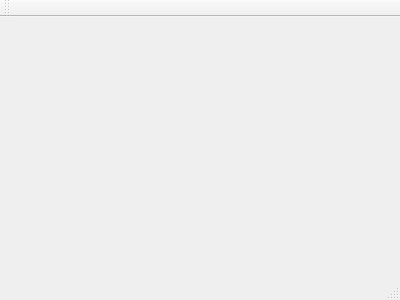
Before: the Qt Designer form mainwindow.ui in abdullahwaqar/qtCalculator, drawn with Qt 5.
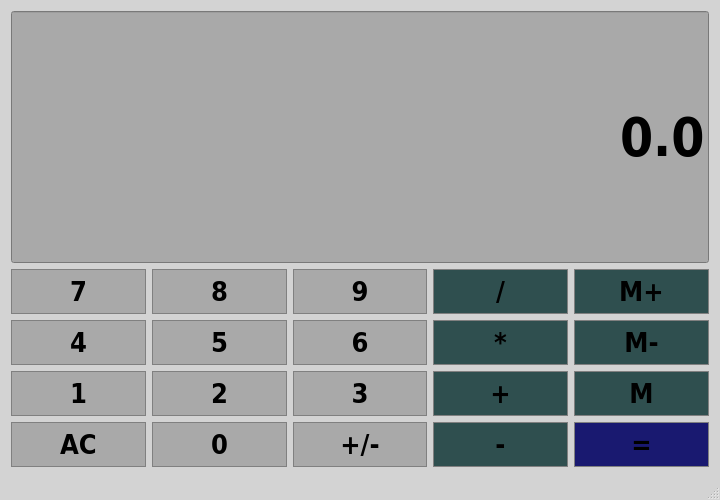
After: the same form once the commit is applied.

Commit message: base layout set

Patch:
```diff
--- a/mainwindow.ui
+++ b/mainwindow.ui
@@ -1,24 +1,959 @@
 <ui version="4.0">
  <class>MainWindow</class>
- <widget class="QMainWindow" name="MainWindow" >
-  <property name="geometry" >
+ <widget class="QMainWindow" name="MainWindow">
+  <property name="geometry">
    <rect>
     <x>0</x>
     <y>0</y>
-    <width>400</width>
-    <height>300</height>
+    <width>720</width>
+    <height>500</height>
    </rect>
   </property>
-  <property name="windowTitle" >
-   <string>MainWindow</string>
+  <property name="minimumSize">
+   <size>
+    <width>720</width>
+    <height>500</height>
+   </size>
   </property>
-  <widget class="QMenuBar" name="menuBar" />
-  <widget class="QToolBar" name="mainToolBar" />
-  <widget class="QWidget" name="centralWidget" />
-  <widget class="QStatusBar" name="statusBar" />
+  <property name="windowTitle">
+   <string>Calculator</string>
+  </property>
+  <property name="autoFillBackground">
+   <bool>false</bool>
+  </property>
+  <property name="styleSheet">
+   <string notr="true">QMainWindow {
+	background-color: #D3D3D3
+}</string>
+  </property>
+  <widget class="QWidget" name="centralWidget">
+   <layout class="QGridLayout" name="gridLayout">
+    <item row="1" column="3">
+     <widget class="QPushButton" name="ButtonDivide">
+      <property name="sizePolicy">
+       <sizepolicy hsizetype="Preferred" vsizetype="Preferred">
+        <horstretch>0</horstretch>
+        <verstretch>0</verstretch>
+       </sizepolicy>
+      </property>
+      <property name="font">
+       <font>
+        <family>DejaVu Sans Condensed</family>
+        <pointsize>20</pointsize>
+        <weight>75</weight>
+        <italic>false</italic>
+        <bold>true</bold>
+       </font>
+      </property>
+      <property name="styleSheet">
+       <string notr="true">QPushButton {
+	background-color: #2F4F4F;
+	border: 1px solid gray;
+	padding: 5px;
+	color: black
+}
+
+QPushButton:pressed {
+	background-color: #808080;
+	border: 1px solid gray;
+	padding: 5px;
+	color: black
+}</string>
+      </property>
+      <property name="text">
+       <string>/</string>
+      </property>
+      <property name="autoDefault">
+       <bool>false</bool>
+      </property>
+      <property name="default">
+       <bool>false</bool>
+      </property>
+     </widget>
+    </item>
+    <item row="1" column="0">
+     <widget class="QPushButton" name="Button7">
+      <property name="sizePolicy">
+       <sizepolicy hsizetype="Preferred" vsizetype="Preferred">
+        <horstretch>0</horstretch>
+        <verstretch>0</verstretch>
+       </sizepolicy>
+      </property>
+      <property name="baseSize">
+       <size>
+        <width>0</width>
+        <height>0</height>
+       </size>
+      </property>
+      <property name="font">
+       <font>
+        <family>DejaVu Sans Condensed</family>
+        <pointsize>20</pointsize>
+        <weight>75</weight>
+        <italic>false</italic>
+        <bold>true</bold>
+       </font>
+      </property>
+      <property name="styleSheet">
+       <string notr="true">QPushButton {
+	background-color: #A9A9A9;
+	border: 1px solid gray;
+	padding: 5px;
+	color: black
+}
+
+QPushButton:pressed {
+	background-color: #808080;
+	border: 1px solid gray;
+	padding: 5px;
+	color: black
+}</string>
+      </property>
+      <property name="text">
+       <string>7</string>
+      </property>
+      <property name="autoDefault">
+       <bool>false</bool>
+      </property>
+      <property name="default">
+       <bool>false</bool>
+      </property>
+     </widget>
+    </item>
+    <item row="1" column="2">
+     <widget class="QPushButton" name="Button9">
+      <property name="sizePolicy">
+       <sizepolicy hsizetype="Preferred" vsizetype="Preferred">
+        <horstretch>0</horstretch>
+        <verstretch>0</verstretch>
+       </sizepolicy>
+      </property>
+      <property name="font">
+       <font>
+        <family>DejaVu Sans Condensed</family>
+        <pointsize>20</pointsize>
+        <weight>75</weight>
+        <italic>false</italic>
+        <bold>true</bold>
+       </font>
+      </property>
+      <property name="styleSheet">
+       <string notr="true">QPushButton {
+	background-color: #A9A9A9;
+	border: 1px solid gray;
+	padding: 5px;
+	color: black
+}
+
+QPushButton:pressed {
+	background-color: #808080;
+	border: 1px solid gray;
+	padding: 5px;
+	color: black
+}</string>
+      </property>
+      <property name="text">
+       <string>9</string>
+      </property>
+      <property name="autoDefault">
+       <bool>false</bool>
+      </property>
+      <property name="default">
+       <bool>false</bool>
+      </property>
+     </widget>
+    </item>
+    <item row="1" column="1">
+     <widget class="QPushButton" name="Button8">
+      <property name="sizePolicy">
+       <sizepolicy hsizetype="Preferred" vsizetype="Preferred">
+        <horstretch>0</horstretch>
+        <verstretch>0</verstretch>
+       </sizepolicy>
+      </property>
+      <property name="font">
+       <font>
+        <family>DejaVu Sans Condensed</family>
+        <pointsize>20</pointsize>
+        <weight>75</weight>
+        <italic>false</italic>
+        <bold>true</bold>
+       </font>
+      </property>
+      <property name="styleSheet">
+       <string notr="true">QPushButton {
+	background-color: #A9A9A9;
+	border: 1px solid gray;
+	padding: 5px;
+	color: black
+}
+
+QPushButton:pressed {
+	background-color: #808080;
+	border: 1px solid gray;
+	padding: 5px;
+	color: black
+}</string>
+      </property>
+      <property name="text">
+       <string>8</string>
+      </property>
+      <property name="autoDefault">
+       <bool>false</bool>
+      </property>
+      <property name="default">
+       <bool>false</bool>
+      </property>
+     </widget>
+    </item>
+    <item row="1" column="4">
+     <widget class="QPushButton" name="ButtonMemAdd">
+      <property name="sizePolicy">
+       <sizepolicy hsizetype="Preferred" vsizetype="Preferred">
+        <horstretch>0</horstretch>
+        <verstretch>0</verstretch>
+       </sizepolicy>
+      </property>
+      <property name="font">
+       <font>
+        <family>DejaVu Sans Condensed</family>
+        <pointsize>20</pointsize>
+        <weight>75</weight>
+        <italic>false</italic>
+        <bold>true</bold>
+       </font>
+      </property>
+      <property name="styleSheet">
+       <string notr="true">QPushButton {
+	background-color: #2F4F4F;
+	border: 1px solid gray;
+	padding: 5px;
+	color: black
+}
+
+QPushButton:pressed {
+	background-color: #808080;
+	border: 1px solid gray;
+	padding: 5px;
+	color: black
+}</string>
+      </property>
+      <property name="text">
+       <string>M+</string>
+      </property>
+      <property name="autoDefault">
+       <bool>false</bool>
+      </property>
+      <property name="default">
+       <bool>false</bool>
+      </property>
+     </widget>
+    </item>
+    <item row="3" column="0">
+     <widget class="QPushButton" name="Button4">
+      <property name="sizePolicy">
+       <sizepolicy hsizetype="Preferred" vsizetype="Preferred">
+        <horstretch>0</horstretch>
+        <verstretch>0</verstretch>
+       </sizepolicy>
+      </property>
+      <property name="font">
+       <font>
+        <family>DejaVu Sans Condensed</family>
+        <pointsize>20</pointsize>
+        <weight>75</weight>
+        <italic>false</italic>
+        <bold>true</bold>
+       </font>
+      </property>
+      <property name="styleSheet">
+       <string notr="true">QPushButton {
+	background-color: #A9A9A9;
+	border: 1px solid gray;
+	padding: 5px;
+	color: black
+}
+
+QPushButton:pressed {
+	background-color: #808080;
+	border: 1px solid gray;
+	padding: 5px;
+	color: black
+}</string>
+      </property>
+      <property name="text">
+       <string>4</string>
+      </property>
+      <property name="autoDefault">
+       <bool>false</bool>
+      </property>
+      <property name="default">
+       <bool>false</bool>
+      </property>
+     </widget>
+    </item>
+    <item row="3" column="1">
+     <widget class="QPushButton" name="Button5">
+      <property name="sizePolicy">
+       <sizepolicy hsizetype="Preferred" vsizetype="Preferred">
+        <horstretch>0</horstretch>
+        <verstretch>0</verstretch>
+       </sizepolicy>
+      </property>
+      <property name="font">
+       <font>
+        <family>DejaVu Sans Condensed</family>
+        <pointsize>20</pointsize>
+        <weight>75</weight>
+        <italic>false</italic>
+        <bold>true</bold>
+       </font>
+      </property>
+      <property name="styleSheet">
+       <string notr="true">QPushButton {
+	background-color: #A9A9A9;
+	border: 1px solid gray;
+	padding: 5px;
+	color: black
+}
+
+QPushButton:pressed {
+	background-color: #808080;
+	border: 1px solid gray;
+	padding: 5px;
+	color: black
+}</string>
+      </property>
+      <property name="text">
+       <string>5</string>
+      </property>
+      <property name="autoDefault">
+       <bool>false</bool>
+      </property>
+      <property name="default">
+       <bool>false</bool>
+      </property>
+     </widget>
+    </item>
+    <item row="3" column="2">
+     <widget class="QPushButton" name="Button6">
+      <property name="sizePolicy">
+       <sizepolicy hsizetype="Preferred" vsizetype="Preferred">
+        <horstretch>0</horstretch>
+        <verstretch>0</verstretch>
+       </sizepolicy>
+      </property>
+      <property name="font">
+       <font>
+        <family>DejaVu Sans Condensed</family>
+        <pointsize>20</pointsize>
+        <weight>75</weight>
+        <italic>false</italic>
+        <bold>true</bold>
+       </font>
+      </property>
+      <property name="styleSheet">
+       <string notr="true">QPushButton {
+	background-color: #A9A9A9;
+	border: 1px solid gray;
+	padding: 5px;
+	color: black
+}
+
+QPushButton:pressed {
+	background-color: #808080;
+	border: 1px solid gray;
+	padding: 5px;
+	color: black
+}</string>
+      </property>
+      <property name="text">
+       <string>6</string>
+      </property>
+      <property name="autoDefault">
+       <bool>false</bool>
+      </property>
+      <property name="default">
+       <bool>false</bool>
+      </property>
+     </widget>
+    </item>
+    <item row="3" column="3">
+     <widget class="QPushButton" name="ButtonMultiply">
+      <property name="sizePolicy">
+       <sizepolicy hsizetype="Preferred" vsizetype="Preferred">
+        <horstretch>0</horstretch>
+        <verstretch>0</verstretch>
+       </sizepolicy>
+      </property>
+      <property name="font">
+       <font>
+        <family>DejaVu Sans Condensed</family>
+        <pointsize>20</pointsize>
+        <weight>75</weight>
+        <italic>false</italic>
+        <bold>true</bold>
+       </font>
+      </property>
+      <property name="styleSheet">
+       <string notr="true">QPushButton {
+	background-color: #2F4F4F;
+	border: 1px solid gray;
+	padding: 5px;
+	color: black
+}
+
+QPushButton:pressed {
+	background-color: #808080;
+	border: 1px solid gray;
+	padding: 5px;
+	color: black
+}</string>
+      </property>
+      <property name="text">
+       <string>*</string>
+      </property>
+      <property name="autoDefault">
+       <bool>false</bool>
+      </property>
+      <property name="default">
+       <bool>false</bool>
+      </property>
+     </widget>
+    </item>
+    <item row="3" column="4">
+     <widget class="QPushButton" name="ButtonMemClear">
+      <property name="sizePolicy">
+       <sizepolicy hsizetype="Preferred" vsizetype="Preferred">
+        <horstretch>0</horstretch>
+        <verstretch>0</verstretch>
+       </sizepolicy>
+      </property>
+      <property name="font">
+       <font>
+        <family>DejaVu Sans Condensed</family>
+        <pointsize>20</pointsize>
+        <weight>75</weight>
+        <italic>false</italic>
+        <bold>true</bold>
+       </font>
+      </property>
+      <property name="styleSheet">
+       <string notr="true">QPushButton {
+	background-color: #2F4F4F;
+	border: 1px solid gray;
+	padding: 5px;
+	color: black
+}
+
+QPushButton:pressed {
+	background-color: #808080;
+	border: 1px solid gray;
+	padding: 5px;
+	color: black
+}</string>
+      </property>
+      <property name="text">
+       <string>M-</string>
+      </property>
+      <property name="autoDefault">
+       <bool>false</bool>
+      </property>
+      <property name="default">
+       <bool>false</bool>
+      </property>
+     </widget>
+    </item>
+    <item row="4" column="0">
+     <widget class="QPushButton" name="Button1">
+      <property name="sizePolicy">
+       <sizepolicy hsizetype="Preferred" vsizetype="Preferred">
+        <horstretch>0</horstretch>
+        <verstretch>0</verstretch>
+       </sizepolicy>
+      </property>
+      <property name="font">
+       <font>
+        <family>DejaVu Sans Condensed</family>
+        <pointsize>20</pointsize>
+        <weight>75</weight>
+        <italic>false</italic>
+        <bold>true</bold>
+       </font>
+      </property>
+      <property name="styleSheet">
+       <string notr="true">QPushButton {
+	background-color: #A9A9A9;
+	border: 1px solid gray;
+	padding: 5px;
+	color: black
+}
+
+QPushButton:pressed {
+	background-color: #808080;
+	border: 1px solid gray;
+	padding: 5px;
+	color: black
+}</string>
+      </property>
+      <property name="text">
+       <string>1</string>
+      </property>
+      <property name="autoDefault">
+       <bool>false</bool>
+      </property>
+      <property name="default">
+       <bool>false</bool>
+      </property>
+     </widget>
+    </item>
+    <item row="4" column="1">
+     <widget class="QPushButton" name="Button2">
+      <property name="sizePolicy">
+       <sizepolicy hsizetype="Preferred" vsizetype="Preferred">
+        <horstretch>0</horstretch>
+        <verstretch>0</verstretch>
+       </sizepolicy>
+      </property>
+      <property name="font">
+       <font>
+        <family>DejaVu Sans Condensed</family>
+        <pointsize>20</pointsize>
+        <weight>75</weight>
+        <italic>false</italic>
+        <bold>true</bold>
+       </font>
+      </property>
+      <property name="styleSheet">
+       <string notr="true">QPushButton {
+	background-color: #A9A9A9;
+	border: 1px solid gray;
+	padding: 5px;
+	color: black
+}
+
+QPushButton:pressed {
+	background-color: #808080;
+	border: 1px solid gray;
+	padding: 5px;
+	color: black
+}</string>
+      </property>
+      <property name="text">
+       <string>2</string>
+      </property>
+      <property name="autoDefault">
+       <bool>false</bool>
+      </property>
+      <property name="default">
+       <bool>false</bool>
+      </property>
+     </widget>
+    </item>
+    <item row="4" column="2">
+     <widget class="QPushButton" name="Button3">
+      <property name="sizePolicy">
+       <sizepolicy hsizetype="Preferred" vsizetype="Preferred">
+        <horstretch>0</horstretch>
+        <verstretch>0</verstretch>
+       </sizepolicy>
+      </property>
+      <property name="font">
+       <font>
+        <family>DejaVu Sans Condensed</family>
+        <pointsize>20</pointsize>
+        <weight>75</weight>
+        <italic>false</italic>
+        <bold>true</bold>
+       </font>
+      </property>
+      <property name="styleSheet">
+       <string notr="true">QPushButton {
+	background-color: #A9A9A9;
+	border: 1px solid gray;
+	padding: 5px;
+	color: black
+}
+
+QPushButton:pressed {
+	background-color: #808080;
+	border: 1px solid gray;
+	padding: 5px;
+	color: black
+}</string>
+      </property>
+      <property name="text">
+       <string>3</string>
+      </property>
+      <property name="autoDefault">
+       <bool>false</bool>
+      </property>
+      <property name="default">
+       <bool>false</bool>
+      </property>
+     </widget>
+    </item>
+    <item row="4" column="3">
+     <widget class="QPushButton" name="ButtonAdd">
+      <property name="sizePolicy">
+       <sizepolicy hsizetype="Preferred" vsizetype="Preferred">
+        <horstretch>0</horstretch>
+        <verstretch>0</verstretch>
+       </sizepolicy>
+      </property>
+      <property name="font">
+       <font>
+        <family>DejaVu Sans Condensed</family>
+        <pointsize>20</pointsize>
+        <weight>75</weight>
+        <italic>false</italic>
+        <bold>true</bold>
+       </font>
+      </property>
+      <property name="styleSheet">
+       <string notr="true">QPushButton {
+	background-color: #2F4F4F;
+	border: 1px solid gray;
+	padding: 5px;
+	color: black
+}
+
+QPushButton:pressed {
+	background-color: #808080;
+	border: 1px solid gray;
+	padding: 5px;
+	color: black
+}</string>
+      </property>
+      <property name="text">
+       <string>+</string>
+      </property>
+      <property name="autoDefault">
+       <bool>false</bool>
+      </property>
+      <property name="default">
+       <bool>false</bool>
+      </property>
+     </widget>
+    </item>
+    <item row="4" column="4">
+     <widget class="QPushButton" name="ButtonMemGet">
+      <property name="sizePolicy">
+       <sizepolicy hsizetype="Preferred" vsizetype="Preferred">
+        <horstretch>0</horstretch>
+        <verstretch>0</verstretch>
+       </sizepolicy>
+      </property>
+      <property name="font">
+       <font>
+        <family>DejaVu Sans Condensed</family>
+        <pointsize>20</pointsize>
+        <weight>75</weight>
+        <italic>false</italic>
+        <bold>true</bold>
+       </font>
+      </property>
+      <property name="styleSheet">
+       <string notr="true">QPushButton {
+	background-color: #2F4F4F;
+	border: 1px solid gray;
+	padding: 5px;
+	color: black
+}
+
+QPushButton:pressed {
+	background-color: #808080;
+	border: 1px solid gray;
+	padding: 5px;
+	color: black
+}</string>
+      </property>
+      <property name="text">
+       <string>M</string>
+      </property>
+      <property name="autoDefault">
+       <bool>false</bool>
+      </property>
+      <property name="default">
+       <bool>false</bool>
+      </property>
+     </widget>
+    </item>
+    <item row="0" column="0" colspan="5">
+     <widget class="QLineEdit" name="Display">
+      <property name="enabled">
+       <bool>true</bool>
+      </property>
+      <property name="sizePolicy">
+       <sizepolicy hsizetype="Preferred" vsizetype="Expanding">
+        <horstretch>0</horstretch>
+        <verstretch>0</verstretch>
+       </sizepolicy>
+      </property>
+      <property name="font">
+       <font>
+        <family>DejaVu Sans Condensed</family>
+        <pointsize>40</pointsize>
+        <weight>75</weight>
+        <italic>false</italic>
+        <bold>true</bold>
+        <stylestrategy>PreferDefault</stylestrategy>
+        <kerning>true</kerning>
+       </font>
+      </property>
+      <property name="mouseTracking">
+       <bool>false</bool>
+      </property>
+      <property name="autoFillBackground">
+       <bool>false</bool>
+      </property>
+      <property name="styleSheet">
+       <string notr="true">QLineEdit {
+background-color: #A9A9A9;
+color: black;
+}</string>
+      </property>
+      <property name="text">
+       <string>0.0</string>
+      </property>
+      <property name="alignment">
+       <set>Qt::AlignRight|Qt::AlignTrailing|Qt::AlignVCenter</set>
+      </property>
+      <property name="readOnly">
+       <bool>true</bool>
+      </property>
+     </widget>
+    </item>
+    <item row="5" column="0">
+     <widget class="QPushButton" name="ButtonClear">
+      <property name="sizePolicy">
+       <sizepolicy hsizetype="Preferred" vsizetype="Preferred">
+        <horstretch>0</horstretch>
+        <verstretch>0</verstretch>
+       </sizepolicy>
+      </property>
+      <property name="font">
+       <font>
+        <family>DejaVu Sans Condensed</family>
+        <pointsize>20</pointsize>
+        <weight>75</weight>
+        <italic>false</italic>
+        <bold>true</bold>
+       </font>
+      </property>
+      <property name="styleSheet">
+       <string notr="true">QPushButton {
+	background-color: #A9A9A9;
+	border: 1px solid gray;
+	padding: 5px;
+	color: black
+}
+
+QPushButton:pressed {
+	background-color: #808080;
+	border: 1px solid gray;
+	padding: 5px;
+	color: black
+}</string>
+      </property>
+      <property name="text">
+       <string>AC</string>
+      </property>
+      <property name="autoDefault">
+       <bool>false</bool>
+      </property>
+      <property name="default">
+       <bool>false</bool>
+      </property>
+     </widget>
+    </item>
+    <item row="5" column="1">
+     <widget class="QPushButton" name="Button0">
+      <property name="sizePolicy">
+       <sizepolicy hsizetype="Preferred" vsizetype="Preferred">
+        <horstretch>0</horstretch>
+        <verstretch>0</verstretch>
+       </sizepolicy>
+      </property>
+      <property name="font">
+       <font>
+        <family>DejaVu Sans Condensed</family>
+        <pointsize>20</pointsize>
+        <weight>75</weight>
+        <italic>false</italic>
+        <bold>true</bold>
+       </font>
+      </property>
+      <property name="styleSheet">
+       <string notr="true">QPushButton {
+	background-color: #A9A9A9;
+	border: 1px solid gray;
+	padding: 5px;
+	color: black
+}
+
+QPushButton:pressed {
+	background-color: #808080;
+	border: 1px solid gray;
+	padding: 5px;
+	color: black
+}</string>
+      </property>
+      <property name="text">
+       <string>0</string>
+      </property>
+      <property name="autoDefault">
+       <bool>false</bool>
+      </property>
+      <property name="default">
+       <bool>false</bool>
+      </property>
+     </widget>
+    </item>
+    <item row="5" column="2">
+     <widget class="QPushButton" name="ButtonChangeSign">
+      <property name="sizePolicy">
+       <sizepolicy hsizetype="Preferred" vsizetype="Preferred">
+        <horstretch>0</horstretch>
+        <verstretch>0</verstretch>
+       </sizepolicy>
+      </property>
+      <property name="font">
+       <font>
+        <family>DejaVu Sans Condensed</family>
+        <pointsize>20</pointsize>
+        <weight>75</weight>
+        <italic>false</italic>
+        <bold>true</bold>
+       </font>
+      </property>
+      <property name="styleSheet">
+       <string notr="true">QPushButton {
+	background-color: #A9A9A9;
+	border: 1px solid gray;
+	padding: 5px;
+	color: black
+}
+
+QPushButton:pressed {
+	background-color: #808080;
+	border: 1px solid gray;
+	padding: 5px;
+	color: black
+}</string>
+      </property>
+      <property name="text">
+       <string>+/-</string>
+      </property>
+      <property name="autoDefault">
+       <bool>false</bool>
+      </property>
+      <property name="default">
+       <bool>false</bool>
+      </property>
+     </widget>
+    </item>
+    <item row="5" column="3">
+     <widget class="QPushButton" name="ButtonMinus">
+      <property name="sizePolicy">
+       <sizepolicy hsizetype="Preferred" vsizetype="Preferred">
+        <horstretch>0</horstretch>
+        <verstretch>0</verstretch>
+       </sizepolicy>
+      </property>
+      <property name="font">
+       <font>
+        <family>DejaVu Sans Condensed</family>
+        <pointsize>20</pointsize>
+        <weight>75</weight>
+        <italic>false</italic>
+        <bold>true</bold>
+       </font>
+      </property>
+      <property name="styleSheet">
+       <string notr="true">QPushButton {
+	background-color: #2F4F4F;
+	border: 1px solid gray;
+	padding: 5px;
+	color: black
+}
+
+QPushButton:pressed {
+	background-color: #808080;
+	border: 1px solid gray;
+	padding: 5px;
+	color: black
+}</string>
+      </property>
+      <property name="text">
+       <string>-</string>
+      </property>
+      <property name="autoDefault">
+       <bool>false</bool>
+      </property>
+      <property name="default">
+       <bool>false</bool>
+      </property>
+     </widget>
+    </item>
+    <item row="5" column="4">
+     <widget class="QPushButton" name="ButtonEqual">
+      <property name="sizePolicy">
+       <sizepolicy hsizetype="Preferred" vsizetype="Preferred">
+        <horstretch>0</horstretch>
+        <verstretch>0</verstretch>
+       </sizepolicy>
+      </property>
+      <property name="font">
+       <font>
+        <family>DejaVu Sans Condensed</family>
+        <pointsize>20</pointsize>
+        <weight>75</weight>
+        <italic>false</italic>
+        <bold>true</bold>
+       </font>
+      </property>
+      <property name="styleSheet">
+       <string notr="true">QPushButton {
+	background-color: #191970;
+	border: 1px solid gray;
+	padding: 5px;
+	color: black
+}
+
+QPushButton:pressed {
+	background-color: #808080;
+	border: 1px solid gray;
+	padding: 5px;
+	color: black
+}</string>
+      </property>
+      <property name="text">
+       <string>=</string>
+      </property>
+      <property name="autoDefault">
+       <bool>false</bool>
+      </property>
+      <property name="default">
+       <bool>false</bool>
+      </property>
+     </widget>
+    </item>
+   </layout>
+  </widget>
+  <widget class="QMenuBar" name="menuBar">
+   <property name="geometry">
+    <rect>
+     <x>0</x>
+     <y>0</y>
+     <width>720</width>
+     <height>27</height>
+    </rect>
+   </property>
+  </widget>
+  <widget class="QStatusBar" name="statusBar"/>
  </widget>
- <layoutDefault spacing="6" margin="11" />
- <pixmapfunction></pixmapfunction>
+ <layoutdefault spacing="6" margin="11"/>
  <resources/>
  <connections/>
 </ui>
```
Left out of the diff: 1 changed line with no effect on the pictures. The commit also changes 3 other files.
